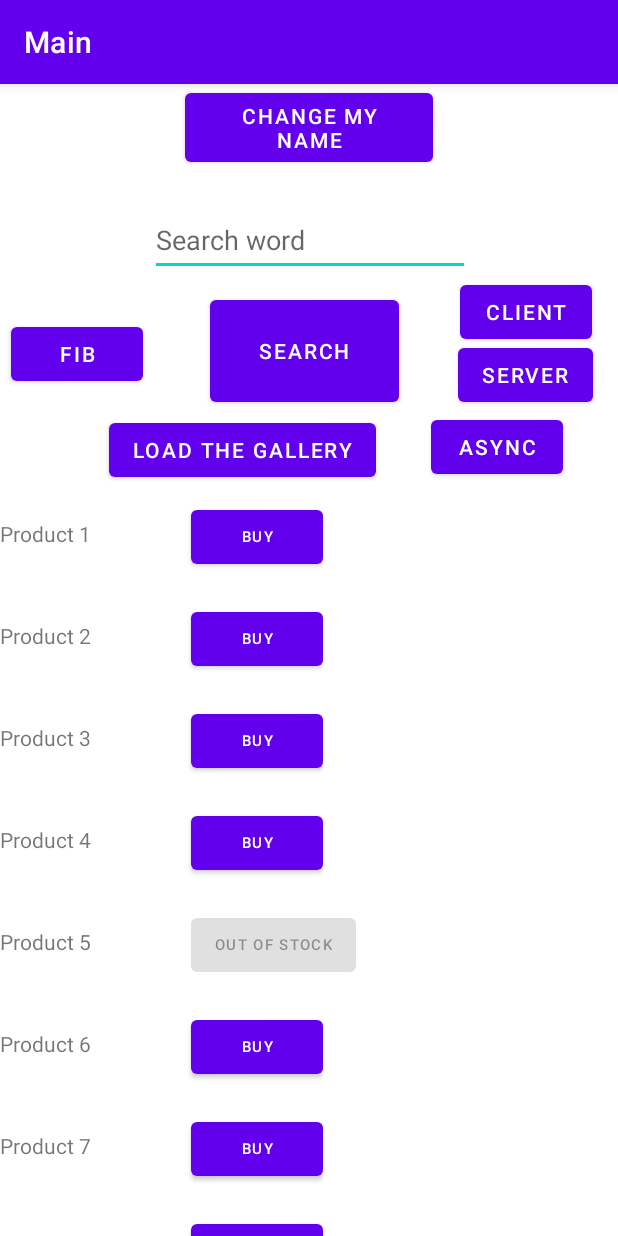
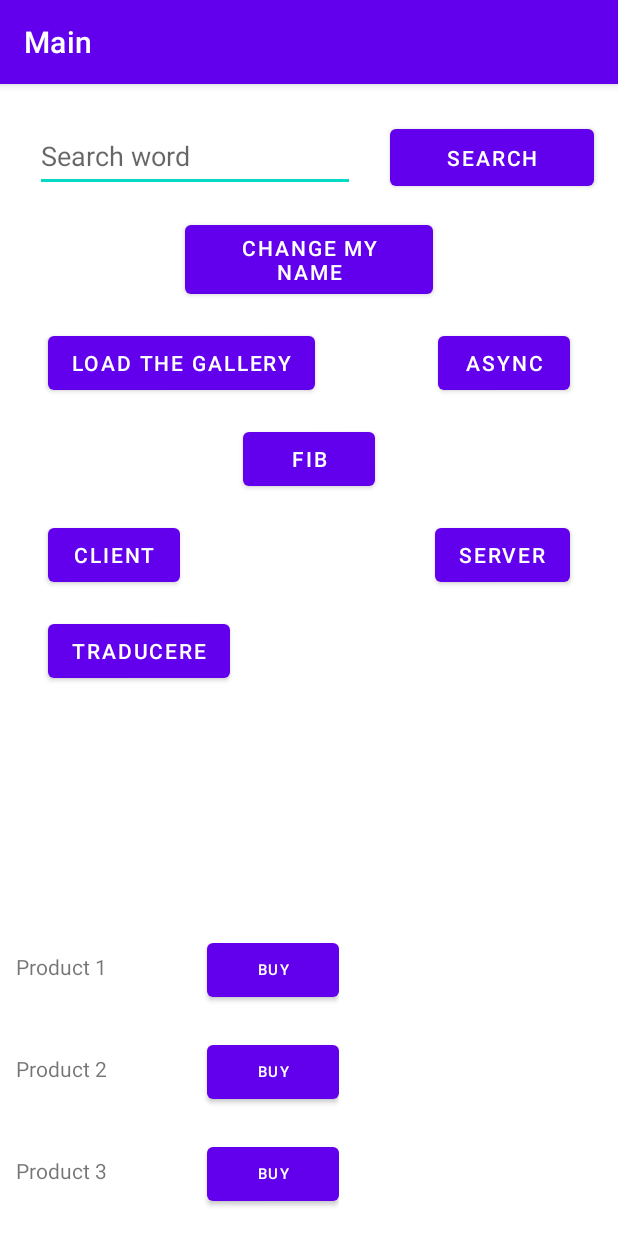
Before and after one commit to minealex2244/CalculMobilApp, an Android app: the MainActivity2 screen opened directly, with no data from a screen before it, on a phone screen of 412 x 824 dp. Run offline under Robolectric (Android 15) with nearby library versions, the phone set to English and light mode, and no system bars.

Commit message:
Added translation activity (okhttp)

```diff
--- a/app/build.gradle
+++ b/app/build.gradle
@@ -32,6 +32,9 @@ dependencies {
     implementation 'androidx.appcompat:appcompat:1.2.0'
     implementation 'com.google.android.material:material:1.3.0'
     implementation 'androidx.constraintlayout:constraintlayout:2.0.4'
+
+    implementation 'com.squareup.okhttp3:okhttp:3.12.0'
+
     testImplementation 'junit:junit:4.+'
     androidTestImplementation 'androidx.test.ext:junit:1.1.2'
     androidTestImplementation 'androidx.test.espresso:espresso-core:3.3.0'
--- a/app/src/main/java/com/minealex2244/univtest/MainActivity2.java
+++ b/app/src/main/java/com/minealex2244/univtest/MainActivity2.java
@@ -93,6 +93,17 @@ public class MainActivity2 extends AppCompatActivity {
         };
 
         clientBtn.setOnClickListener(listenerClientBtn);
+
+        // Translate button
+
+        Button trBtn = findViewById(R.id.trBtn);
+
+        View.OnClickListener listenerTrBtn = v -> {
+            Intent i = new Intent(getApplicationContext(), TranslateAndImageActivity.class);
+            startActivity(i);
+        };
+
+        trBtn.setOnClickListener(listenerTrBtn);
 
         // RecyclerView code
         // Lookup the recyclerview in activity layout
--- a/app/src/main/res/layout/activity_main2.xml
+++ b/app/src/main/res/layout/activity_main2.xml
@@ -10,113 +10,104 @@
         android:id="@+id/clientBtn"
         android:layout_width="wrap_content"
         android:layout_height="wrap_content"
+        android:layout_marginStart="32dp"
+        android:layout_marginTop="16dp"
         android:text="Client"
-        app:layout_constraintBottom_toTopOf="@+id/btnGalAsync"
-        app:layout_constraintEnd_toEndOf="parent"
-        app:layout_constraintHorizontal_bias="0.703"
-        app:layout_constraintStart_toEndOf="@+id/buttonActiv2"
-        app:layout_constraintTop_toTopOf="parent"
-        app:layout_constraintVertical_bias="0.752" />
+        app:layout_constraintStart_toStartOf="parent"
+        app:layout_constraintTop_toBottomOf="@+id/buttonFib" />
 
     <Button
         android:id="@+id/btn_get_result"
         android:layout_width="165dp"
         android:layout_height="58dp"
+        android:layout_marginTop="16dp"
         android:text="@string/str_btn_get_result"
-        app:layout_constraintBottom_toBottomOf="parent"
         app:layout_constraintEnd_toEndOf="parent"
-        app:layout_constraintHorizontal_bias="0.5"
-        app:layout_constraintLeft_toLeftOf="parent"
-        app:layout_constraintRight_toRightOf="parent"
         app:layout_constraintStart_toStartOf="parent"
-        app:layout_constraintTop_toTopOf="parent"
-        app:layout_constraintVertical_bias="0.0" />
+        app:layout_constraintTop_toBottomOf="@+id/searchField" />
 
     <EditText
         android:id="@+id/searchField"
         android:layout_width="wrap_content"
         android:layout_height="wrap_content"
-        android:layout_marginStart="100dp"
-        android:layout_marginTop="80dp"
-        android:layout_marginEnd="101dp"
+        android:layout_marginTop="24dp"
         android:ems="10"
         android:hint="Search word"
         android:inputType="textPersonName"
         android:minHeight="48dp"
-        app:layout_constraintEnd_toEndOf="parent"
-        app:layout_constraintHorizontal_bias="0.0"
+        app:layout_constraintEnd_toStartOf="@+id/buttonActiv2"
         app:layout_constraintStart_toStartOf="parent"
-        app:layout_constraintTop_toTopOf="@+id/btn_get_result"
+        app:layout_constraintTop_toTopOf="parent"
         tools:ignore="TextContrastCheck" />
 
     <Button
         android:id="@+id/buttonActiv2"
-        android:layout_width="126dp"
-        android:layout_height="80dp"
-        android:layout_marginStart="140dp"
-        android:layout_marginTop="10dp"
-        android:layout_marginBottom="50dp"
+        android:layout_width="136dp"
+        android:layout_height="50dp"
+        android:layout_marginTop="24dp"
+        android:layout_marginEnd="16dp"
         android:onClick="searchWord"
         android:text="Search"
-        app:layout_constraintBottom_toTopOf="@+id/rvProducts"
-        app:layout_constraintStart_toStartOf="parent"
-        app:layout_constraintTop_toBottomOf="@+id/searchField" />
+        app:layout_constraintEnd_toEndOf="parent"
+        app:layout_constraintTop_toTopOf="parent" />
 
     <androidx.recyclerview.widget.RecyclerView
         android:id="@+id/rvProducts"
-        android:layout_width="0dp"
-        android:layout_height="0dp"
-        android:layout_marginEnd="1dp"
+        android:layout_width="391dp"
+        android:layout_height="195dp"
+        android:layout_marginBottom="16dp"
         app:layout_constraintBottom_toBottomOf="parent"
         app:layout_constraintEnd_toEndOf="parent"
-        app:layout_constraintStart_toStartOf="parent"
-        app:layout_constraintTop_toBottomOf="@+id/buttonActiv2" />
+        app:layout_constraintStart_toStartOf="parent" />
 
     <Button
         android:id="@+id/buttonGalleryThread"
         android:layout_width="wrap_content"
         android:layout_height="wrap_content"
-        android:layout_marginStart="70dp"
-        android:layout_marginTop="2dp"
-        android:layout_marginEnd="159dp"
+        android:layout_marginStart="32dp"
+        android:layout_marginTop="16dp"
         android:text="Load the gallery"
-        app:layout_constraintBottom_toTopOf="@+id/rvProducts"
-        app:layout_constraintEnd_toEndOf="parent"
         app:layout_constraintStart_toStartOf="parent"
-        app:layout_constraintTop_toBottomOf="@+id/buttonActiv2" />
+        app:layout_constraintTop_toBottomOf="@+id/btn_get_result" />
 
     <Button
         android:id="@+id/btnGalAsync"
         android:layout_width="wrap_content"
         android:layout_height="wrap_content"
-        android:layout_marginBottom="2dp"
+        android:layout_marginTop="16dp"
+        android:layout_marginEnd="32dp"
         android:text="Async"
-        app:layout_constraintBottom_toTopOf="@+id/rvProducts"
         app:layout_constraintEnd_toEndOf="parent"
-        app:layout_constraintStart_toEndOf="@+id/buttonGalleryThread" />
+        app:layout_constraintTop_toBottomOf="@+id/btn_get_result" />
 
     <Button
         android:id="@+id/buttonFib"
         android:layout_width="wrap_content"
         android:layout_height="wrap_content"
+        android:layout_marginTop="16dp"
         android:text="Fib"
-        app:layout_constraintBottom_toBottomOf="@+id/buttonGalleryThread"
-        app:layout_constraintEnd_toStartOf="@+id/buttonActiv2"
-        app:layout_constraintHorizontal_bias="0.14"
+        app:layout_constraintEnd_toEndOf="parent"
         app:layout_constraintStart_toStartOf="parent"
-        app:layout_constraintTop_toTopOf="parent"
-        app:layout_constraintVertical_bias="0.71000004" />
+        app:layout_constraintTop_toBottomOf="@+id/buttonGalleryThread" />
 
     <Button
         android:id="@+id/serverBtn"
         android:layout_width="wrap_content"
         android:layout_height="wrap_content"
+        android:layout_marginTop="16dp"
+        android:layout_marginEnd="32dp"
         android:text="Server"
-        app:layout_constraintBottom_toTopOf="@+id/btnGalAsync"
         app:layout_constraintEnd_toEndOf="parent"
-        app:layout_constraintHorizontal_bias="0.703"
-        app:layout_constraintStart_toEndOf="@+id/buttonActiv2"
-        app:layout_constraintTop_toTopOf="parent"
-        app:layout_constraintVertical_bias="1.0" />
+        app:layout_constraintTop_toBottomOf="@+id/buttonFib" />
+
+    <Button
+        android:id="@+id/trBtn"
+        android:layout_width="wrap_content"
+        android:layout_height="wrap_content"
+        android:layout_marginStart="32dp"
+        android:layout_marginTop="16dp"
+        android:text="Traducere"
+        app:layout_constraintStart_toStartOf="parent"
+        app:layout_constraintTop_toBottomOf="@+id/clientBtn" />
 
 </androidx.constraintlayout.widget.ConstraintLayout>
```
Also changed, not shown: app/src/main/AndroidManifest.xml (+12 -5 lines), app/src/main/java/com/minealex2244/univtest/TranslateAndImageActivity.java (added, +81 -0 lines), app/src/main/res/layout/activity_okhttp.xml (added, +35 -0 lines).
